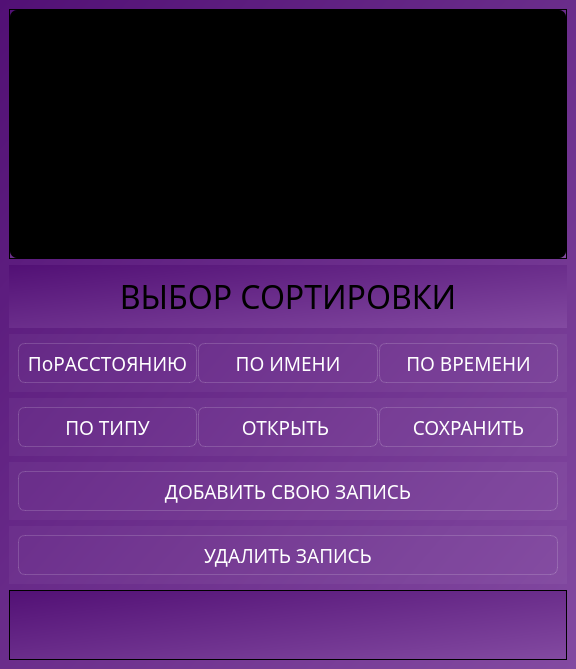
Old version of the form mainwindow.ui in the repository KonstantinSyitnikov/OpenFRW.
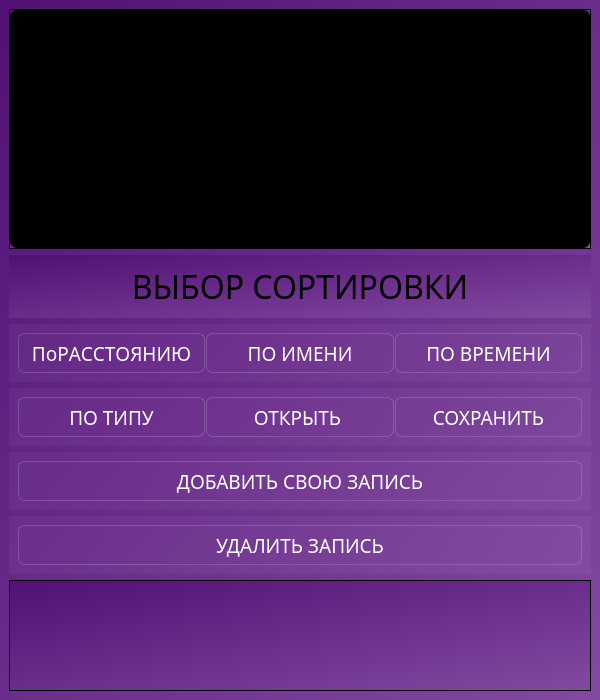
New version of the form. Icons and pictures are not drawn.

```diff
--- a/mainwindow.ui
+++ b/mainwindow.ui
@@ -6,8 +6,8 @@
    <rect>
     <x>0</x>
     <y>0</y>
-    <width>576</width>
-    <height>637</height>
+    <width>600</width>
+    <height>700</height>
    </rect>
   </property>
   <property name="maximumSize">
@@ -24,13 +24,13 @@
 font-family:PolandCannedIntoFuture-OxE3;</string>
   </property>
   <widget class="QWidget" name="centralwidget">
-   <layout class="QVBoxLayout" name="verticalLayout_2">
+   <layout class="QVBoxLayout" name="verticalLayout_2" stretch="0,0,0,0,0,0,0">
     <item>
      <widget class="QScrollArea" name="scrollArea">
       <property name="minimumSize">
        <size>
         <width>550</width>
-        <height>250</height>
+        <height>240</height>
        </size>
       </property>
       <property name="widgetResizable">
@@ -41,8 +41,8 @@
         <rect>
          <x>0</x>
          <y>0</y>
-         <width>562</width>
-         <height>248</height>
+         <width>586</width>
+         <height>238</height>
         </rect>
        </property>
        <layout class="QVBoxLayout" name="verticalLayout">
@@ -465,7 +465,14 @@
      </widget>
     </item>
     <item>
-     <widget class="QGraphicsView" name="graphicsView"/>
+     <widget class="QGraphicsView" name="graphicsView">
+      <property name="minimumSize">
+       <size>
+        <width>0</width>
+        <height>0</height>
+       </size>
+      </property>
+     </widget>
     </item>
    </layout>
   </widget>
```
